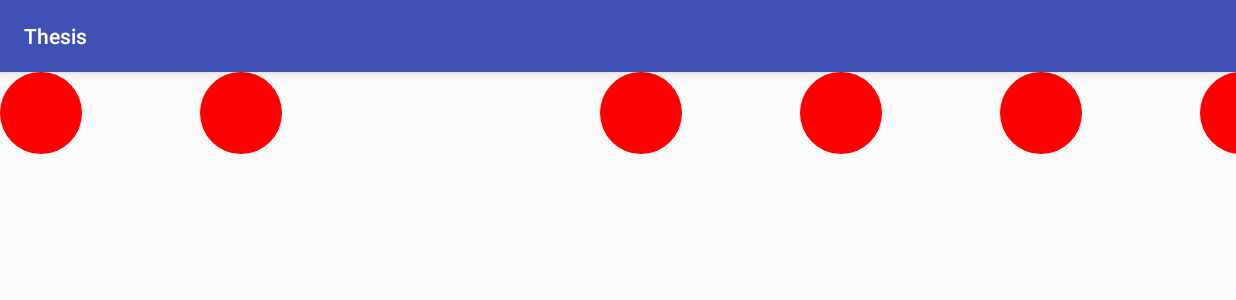
After one commit to MichielCuijpers/DiplomaThesis, an Android app: the Game8 screen opened directly, with no data from a screen before it, on a phone screen of 824 x 412 dp (held sideways). The commit adds this screen. Shown: the top 300 px of the screen. Run offline under Robolectric (Android 15) with nearby library versions, the phone set to English and light mode, and no system bars.

Commit message:
game 8 Strart

```diff
--- a/app/src/main/AndroidManifest.xml
+++ b/app/src/main/AndroidManifest.xml
@@ -11,8 +11,8 @@
         android:theme="@style/AppTheme">
         <activity
             android:name=".Menu"
-            android:screenOrientation="landscape">>
-
+            android:screenOrientation="landscape">
+            >
             <intent-filter>
                 <action android:name="android.intent.action.MAIN" />
 
@@ -21,14 +21,15 @@
         </activity>
         <activity
             android:name=".Menu2"
-            android:screenOrientation="landscape">>
-
-
+            android:screenOrientation="landscape">
+            >
         </activity>
         <activity
             android:name=".Game13"
-            android:screenOrientation="landscape">>
+            android:screenOrientation="landscape">
+            >
         </activity>
+        <activity android:name=".game8.Game8"  android:screenOrientation="landscape">></activity>
     </application>
 
 </manifest>
--- a/app/src/main/java/com/icsd/game/thesis/Menu.java
+++ b/app/src/main/java/com/icsd/game/thesis/Menu.java
@@ -5,6 +5,8 @@ package com.icsd.game.thesis;
         import android.support.v7.app.AppCompatActivity;
         import android.os.Bundle;
         import android.view.View;
+
+        import com.icsd.game.thesis.game8.Game8;
 
 
 public class Menu extends AppCompatActivity {
@@ -22,5 +24,8 @@ public class Menu extends AppCompatActivity {
     }
 
 
-
+    public void game8(View view) {
+        Intent c = new Intent(this,Game8.class);
+        startActivity(c);
+    }
 }
--- /dev/null
+++ b/app/src/main/java/com/icsd/game/thesis/game8/Ball.java
@@ -0,0 +1,45 @@
+package com.icsd.game.thesis.game8;
+
+import android.content.Context;
+import android.graphics.Canvas;
+import android.graphics.Color;
+import android.graphics.Paint;
+import android.util.AttributeSet;
+import android.view.View;
+import android.view.animation.TranslateAnimation;
+
+public class Ball extends View {
+
+    private static final int DEFAULT_CIRCLE_COLOR = Color.RED;
+    private Paint paint;
+
+    public Ball(Context context, AttributeSet attrs) {
+        super(context,attrs);
+        paint = new Paint();
+        paint.setAntiAlias(true);
+    }
+    protected void onDraw(Canvas canvas)
+    {
+        super.onDraw(canvas);
+
+        int w = getWidth();
+        int h = getHeight();
+
+        int pl = getPaddingLeft();
+        int pr = getPaddingRight();
+        int pt = getPaddingTop();
+        int pb = getPaddingBottom();
+
+        int usableWidth = w - (pl + pr);
+        int usableHeight = h - (pt + pb);
+
+        int radius = Math.min(usableWidth, usableHeight) / 2;
+        int cx = pl + (usableWidth / 2);
+        int cy = pt + (usableHeight / 2);
+
+        paint.setColor(Color.RED);
+        canvas.drawCircle(cx, cy, radius, paint);
+    }
+
+
+}
--- /dev/null
+++ b/app/src/main/java/com/icsd/game/thesis/game8/Game8.java
@@ -0,0 +1,76 @@
+package com.icsd.game.thesis.game8;
+
+import android.animation.ObjectAnimator;
+import android.graphics.Color;
+import android.graphics.Path;
+import android.support.constraint.ConstraintLayout;
+import android.support.v7.app.AppCompatActivity;
+import android.os.Bundle;
+import android.text.Layout;
+import android.view.View;
+import android.widget.Button;
+
+import com.icsd.game.thesis.R;
+
+import java.util.ArrayList;
+
+public class Game8 extends AppCompatActivity {
+    View ball1, ball2, ball3, ball4, ball5, ball6, ball7, ball8;
+    ArrayList<View> balls;
+    ConstraintLayout lo;
+
+    @Override
+    protected void onCreate(Bundle savedInstanceState) {
+        super.onCreate(savedInstanceState);
+        setContentView(R.layout.activity_game8);
+        lo = (ConstraintLayout) findViewById(R.id.lo);
+        init();
+
+
+    }
+
+    private void init() {
+        ball1 = (View) findViewById(R.id.ball1);
+        ball2 = (View) findViewById(R.id.ball2);
+        ball3 = (View) findViewById(R.id.ball3);
+        ball4 = (View) findViewById(R.id.ball4);
+        ball5 = (View) findViewById(R.id.ball5);
+        ball6 = (View) findViewById(R.id.ball6);
+        ball7 = (View) findViewById(R.id.ball7);
+        ball8 = (View) findViewById(R.id.ball8);
+
+        balls = new ArrayList<>();
+        balls.add(ball1);
+        balls.add(ball2);
+        balls.add(ball3);
+        balls.add(ball4);
+        balls.add(ball5);
+        balls.add(ball6);
+        balls.add(ball7);
+        balls.add(ball8);
+        for (int i = 1; i < balls.size(); i++) {
+            //balls.get(i).setVisibility(View.INVISIBLE);
+            balls.get(i).setX(balls.get(1).getX()+(i*200));
+        }
+
+       // ObjectAnimator animation = ObjectAnimator.ofFloat(ball8, "translationY", 900f);
+       // animation.setDuration(8000);
+       // animation.start();
+
+
+    }
+
+    private void round(int round) {
+
+    }
+
+    private void dropBalls(int round) {
+
+    }
+
+    private void check() {
+
+    }
+
+
+}
--- /dev/null
+++ b/app/src/main/res/layout/activity_game8.xml
@@ -0,0 +1,42 @@
+<?xml version="1.0" encoding="utf-8"?>
+<android.support.constraint.ConstraintLayout xmlns:android="http://schemas.android.com/apk/res/android"
+    xmlns:app="http://schemas.android.com/apk/res-auto"
+    xmlns:tools="http://schemas.android.com/tools"
+    android:layout_width="match_parent"
+    android:id="@+id/lo"
+    android:layout_height="match_parent"
+
+    tools:context=".game8.Game8">
+    <com.icsd.game.thesis.game8.Ball
+        android:id="@+id/ball1"
+        android:layout_height="55dp"
+        android:layout_width="55dp" />
+    <com.icsd.game.thesis.game8.Ball
+        android:id="@+id/ball2"
+        android:layout_height="55dp"
+        android:layout_width="55dp" />
+    <com.icsd.game.thesis.game8.Ball
+        android:id="@+id/ball3"
+        android:layout_height="55dp"
+        android:layout_width="55dp" />
+    <com.icsd.game.thesis.game8.Ball
+        android:id="@+id/ball4"
+        android:layout_height="55dp"
+        android:layout_width="55dp" />
+    <com.icsd.game.thesis.game8.Ball
+        android:id="@+id/ball5"
+        android:layout_height="55dp"
+        android:layout_width="55dp" />
+    <com.icsd.game.thesis.game8.Ball
+        android:id="@+id/ball6"
+        android:layout_height="55dp"
+        android:layout_width="55dp" />
+    <com.icsd.game.thesis.game8.Ball
+        android:id="@+id/ball7"
+        android:layout_height="55dp"
+        android:layout_width="55dp" />
+    <com.icsd.game.thesis.game8.Ball
+        android:id="@+id/ball8"
+        android:layout_height="55dp"
+        android:layout_width="55dp" />
+</android.support.constraint.ConstraintLayout>
--- a/app/src/main/res/layout/activity_menu.xml
+++ b/app/src/main/res/layout/activity_menu.xml
@@ -98,6 +98,7 @@
         android:layout_marginStart="48dp"
         android:layout_marginTop="56dp"
         android:text="Game8"
+        android:onClick="game8"
         app:layout_constraintBottom_toBottomOf="parent"
         app:layout_constraintEnd_toEndOf="parent"
         app:layout_constraintHorizontal_bias="0.5"
--- /dev/null
+++ b/app/src/main/res/values/attrs.xml
@@ -0,0 +1,11 @@
+<?xml version="1.0" encoding="utf-8"?>
+
+<resources>
+    <declare-styleable name="PieChart">
+        <attr name="showText" format="boolean" />
+        <attr name="labelPosition" format="enum">
+            <enum name="left" value="0"/>
+            <enum name="right" value="1"/>
+        </attr>
+    </declare-styleable>
+</resources>
--- a/build.gradle
+++ b/build.gradle
@@ -7,7 +7,7 @@ buildscript {
         jcenter()
     }
     dependencies {
-        classpath 'com.android.tools.build:gradle:3.1.0'
+        classpath 'com.android.tools.build:gradle:3.1.1'
 
 
         // NOTE: Do not place your application dependencies here; they belong
```
